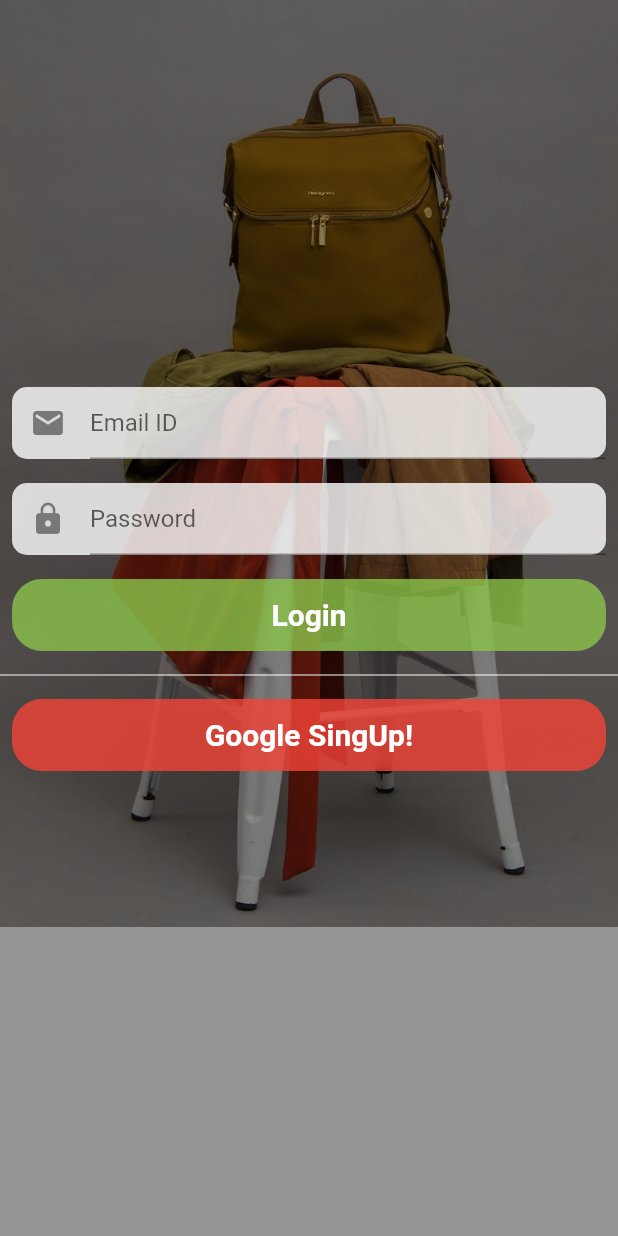
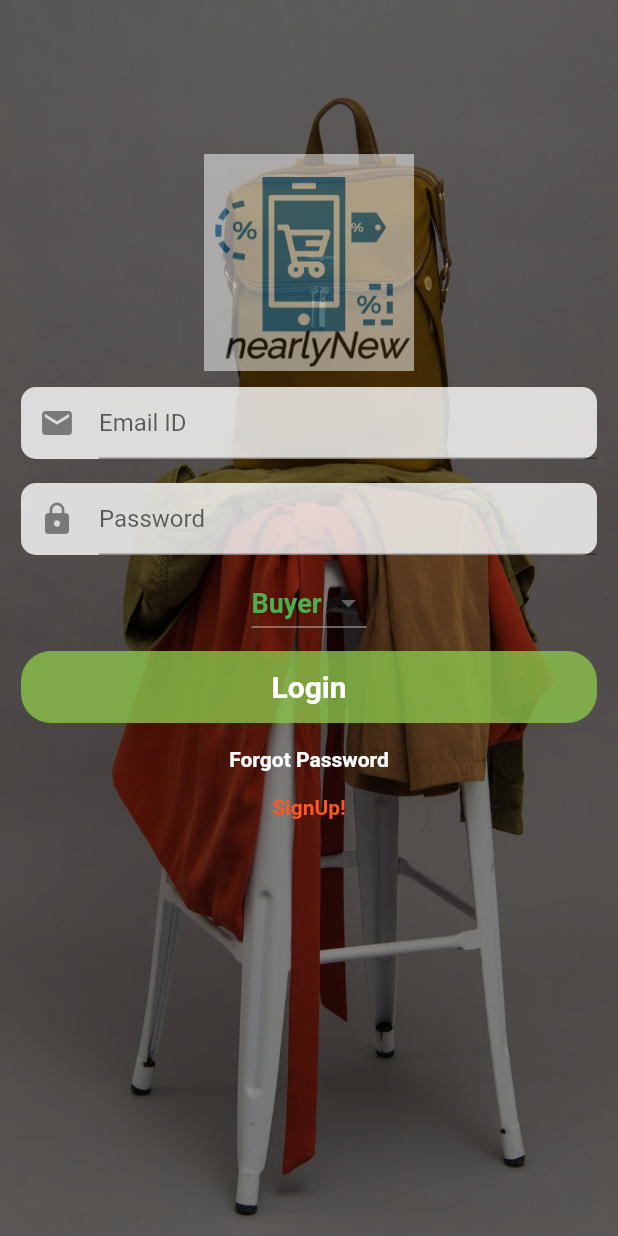
Before and after one commit to Pardha2710/COMP313-001_Project2_Team4, a Flutter app: the screen it shows after launch, on a phone screen of 412 x 824 dp. Run offline on Flutter 3.47's test engine with Material 2 defaults, Android fonts, the phone set to English and light mode, and no system bars; our stand-ins replace carousel_pro, cloud_firestore, firebase_auth, firebase_database, fluttertoast, google_sign_in and 1 more; accounts and stored records are empty.

Commit message:
User Database Created
Adding Users in to firebase when get registered.

```diff
--- a/nearlynew_app/lib/main.dart
+++ b/nearlynew_app/lib/main.dart
@@ -6,6 +6,9 @@ void main()
   runApp(
     MaterialApp(
         debugShowCheckedModeBanner: false,
+        theme: ThemeData(
+          primaryColor: Colors.green.shade900,
+        ),
         home:LoginPage(),
     )
 
--- a/nearlynew_app/lib/sources/homepage.dart
+++ b/nearlynew_app/lib/sources/homepage.dart
@@ -144,7 +144,7 @@ class _HomePageState extends State<HomePage> {
       body: Column(
         children: <Widget>[
           //Image carousel
-          //display,
+          display,
 
           //Padding Widget for Category
           new Padding(padding: const EdgeInsets.all(4.0),
--- a/nearlynew_app/lib/sources/login.dart
+++ b/nearlynew_app/lib/sources/login.dart
@@ -5,6 +5,7 @@ import 'package:firebase_auth/firebase_auth.dart';
 import 'package:google_sign_in/google_sign_in.dart';
 import 'package:cloud_firestore/cloud_firestore.dart';
 import 'homepage.dart';
+import 'register.dart';
 
 
 //Login Stateful page
@@ -19,11 +20,15 @@ class _LoginPageState extends State<LoginPage> {
   final formKey=GlobalKey<FormState>();
   TextEditingController emailController=TextEditingController();
   TextEditingController passwordController=TextEditingController();
+
   SharedPreferences preferences;
 
   bool load=false;
   bool checkLoged=false;
 
+  var _users=['Buyer','Seller','Admin'];
+
+  var currentItem='Buyer';
  @override
  void initState(){
    super.initState();
@@ -44,7 +49,7 @@ class _LoginPageState extends State<LoginPage> {
         load=false;
       });
   }
-  Future checkSigning() async{
+  /*Future checkSigning() async{
    preferences= await SharedPreferences.getInstance();
 
    setState(() {
@@ -57,6 +62,7 @@ class _LoginPageState extends State<LoginPage> {
      accessToken: googleSignInAuthentication.accessToken,
      idToken: googleSignInAuthentication.idToken,
    );
+
 
    final AuthResult authResult = await firebaseAuth.signInWithCredential(credential);
    FirebaseUser firebaseUser= authResult.user;
@@ -102,27 +108,36 @@ class _LoginPageState extends State<LoginPage> {
      {
         Fluttertoast.showToast(msg: "Login Failed!");
      }
-  }
+  }*/
   @override
   Widget build(BuildContext context) {
+    //double height = MediaQuery.of(context).size.height / 3;
     return Scaffold(
       body: Stack(
         children: <Widget>[
-          Image.asset('images/back.jpeg',fit: BoxFit.fill,width: double.infinity),
+          Image.asset('images/back.jpeg',fit: BoxFit.fill,width: double.infinity,height:double.infinity),
           Container(
             color: Colors.black.withOpacity(.4),
             width: double.infinity,
             height: double.infinity,
           ),
-      Padding(
+      Container(
+        alignment: Alignment.topCenter,
+        child: Image.asset('images/nearlyNew.png',width: 140,height: 350,
+            color: Color.fromRGBO(255, 255, 255, 0.5),
+            colorBlendMode: BlendMode.modulate),
+      ),
+      Center(
+        child: Padding(
           padding: const EdgeInsets.only(top:250),
           child: Center(
                  child: Form(
                    key: formKey,
-                 child: Column(
+                   child: ListView(
                      children: <Widget>[
+
                        Padding(
-                       padding: const EdgeInsets.all(8.0),
+                         padding: const EdgeInsets.fromLTRB(14.0, 8.0, 14.0, 8.0),
                          child: Material(
                            borderRadius: BorderRadius.circular(10.0),
                            color: Colors.white.withOpacity(.8),
@@ -151,7 +166,7 @@ class _LoginPageState extends State<LoginPage> {
                          ),
                        ),
                        Padding(
-                       padding: const EdgeInsets.all(8.0),
+                         padding: const EdgeInsets.fromLTRB(14,8,14,8),
                          child: Material(
                            borderRadius: BorderRadius.circular(10.0),
                            color: Colors.white.withOpacity(.8),
@@ -160,6 +175,7 @@ class _LoginPageState extends State<LoginPage> {
                              padding: const EdgeInsets.only(left:12.0),
                              child: TextFormField(
                                controller:passwordController,
+                               obscureText: true,
                                decoration: InputDecoration(
                                  hintText: "Password",
                                  icon: Icon(Icons.lock),),
@@ -183,8 +199,29 @@ class _LoginPageState extends State<LoginPage> {
                            ),
                          ),
                        ),
+                       Center(
+                         child: DropdownButton<String>(
+                           style: TextStyle(color: Colors.green,
+                             fontSize: 18.0,
+                           fontWeight: FontWeight.bold),
+                             items: _users.map((String dropDownStringItem){
+                               return DropdownMenuItem<String>(
+                                 value: dropDownStringItem,
+                                 child: Text(dropDownStringItem),
+                               );
+                             }).toList(),
+                             onChanged: (
+                                 String newValueSelected
+                                 ){
+                               setState(() {
+                                 this.currentItem=newValueSelected;
+                               });
+                             },
+                             value: currentItem,
+                           ),
+                       ),
                        Padding(
-                       padding: const EdgeInsets.all(8.0),
+                         padding: const EdgeInsets.fromLTRB(14,8,14,8),
                          child: Material(
                            borderRadius: BorderRadius.circular(20.0),
                            color: Colors.lightGreen.withOpacity(.8),
@@ -198,26 +235,28 @@ class _LoginPageState extends State<LoginPage> {
                            )
                          ),
                        ),
-                     Container(),
-                     Divider(color: Colors.white,),
                        Padding(
                          padding: const EdgeInsets.all(8.0),
-                       child: Material(
-                           borderRadius: BorderRadius.circular(20.0),
-                           color: Colors.red.withOpacity(.8),
-                           elevation: 0,
-                           child:MaterialButton(
-                             onPressed: (){
-                               checkSigning();
+                         child:
+                             InkWell(
+                               onTap: (){},
+                         child:Text("Forgot Password",textAlign: TextAlign.center,style: TextStyle(color: Colors.white,fontWeight: FontWeight.bold),)) ,
+
+                       ),
+                       //Expanded(child: Container()),
+                       Padding(
+                         padding: const EdgeInsets.all(8),
+                         child:
+                           InkWell(
+                             onTap: (){
+                               Navigator.pushReplacement(context, MaterialPageRoute(
+                                   builder: (context)=>Register()
+                               ));
                              },
-                             minWidth: MediaQuery.of(context).size.width,
-                             child: Text("Google SingUp!",textAlign: TextAlign.center,
-                               style: TextStyle(color: Colors.white,fontWeight: FontWeight.bold,
-                                   fontSize: 20),),
-                           )
+                               child: Text("SignUp!",textAlign:TextAlign.center,style: TextStyle(color: Colors.deepOrange,fontWeight: FontWeight.bold),)),
                        ),
-                     )
                      ],
+                   ),
                  ),
                 ),
         ),
--- a/nearlynew_app/pubspec.yaml
+++ b/nearlynew_app/pubspec.yaml
@@ -36,6 +36,7 @@ dev_dependencies:
   google_sign_in: ^4.1.1
   shared_preferences: ^0.5.6
   fluttertoast: ^3.1.3
+  firebase_database: ^3.1.1
 
 
 # For information on the generic Dart part of this file, see the
@@ -55,7 +56,6 @@ flutter:
   #  - images/a_dot_ham.jpeg
 
   assets:
-    - images/
     - images/c1.jpg
     - images/m1.jpeg
     - images/m2.jpg
@@ -80,6 +80,8 @@ flutter:
     - images/products/shoe1.jpeg
     - images/products/skt1.jpeg
     - images/products/skt2.jpeg
+    - images/nearlyNew.png
+    - images/back.jpeg
   # An image asset can refer to one or more resolution-specific "variants", see
   # https://flutter.dev/assets-and-images/#resolution-aware.
 
```
Also changed, not shown: nearlynew_app/lib/database/users.dart (added, +15 -0 lines), nearlynew_app/lib/sources/register.dart (added, +305 -0 lines), nearlynew_app/pubspec.lock. Lines whose indentation alone changed are shown as unchanged.
